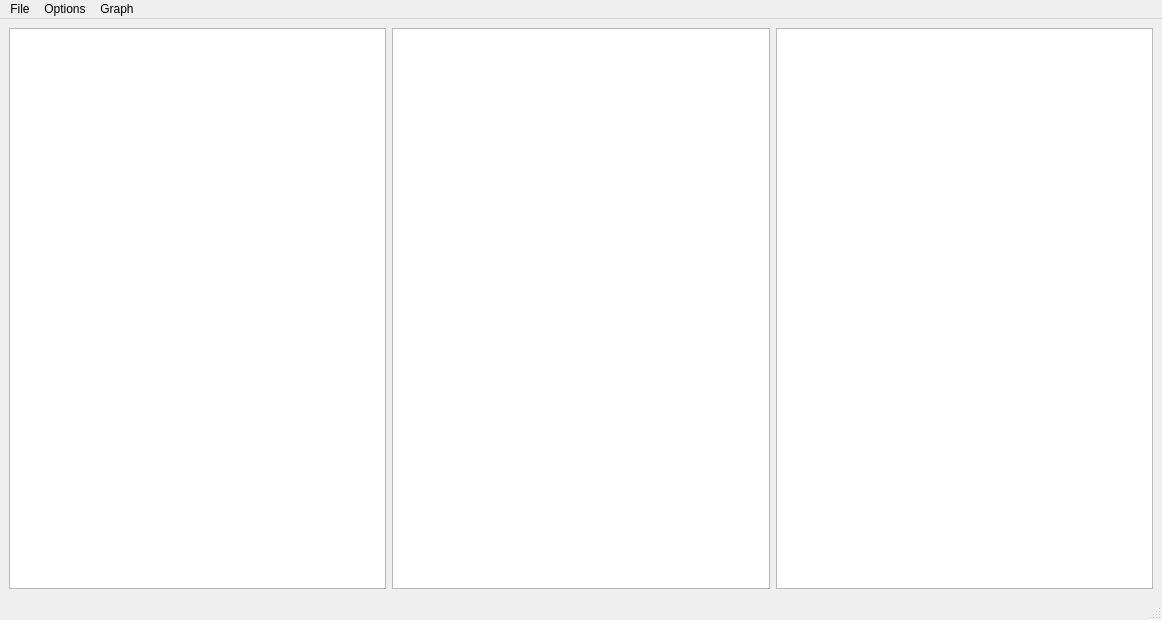
First picture: the form in magicPlot.ui, repository benji77fr/magicPlot, before the edit.
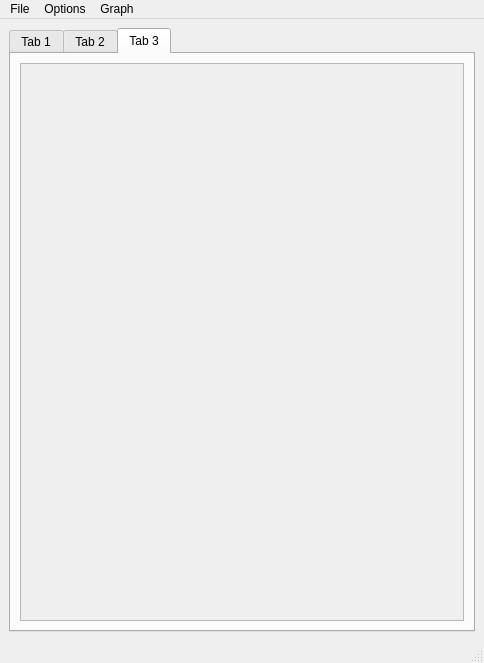
Second picture: the form after the edit. The open tabs and pages were chosen to show the change.

Patch:
```diff
--- a/magicPlot.ui
+++ b/magicPlot.ui
@@ -6,8 +6,8 @@
    <rect>
     <x>0</x>
     <y>0</y>
-    <width>1162</width>
-    <height>620</height>
+    <width>484</width>
+    <height>663</height>
    </rect>
   </property>
   <property name="windowTitle">
@@ -17,27 +17,67 @@
    <property name="enabled">
     <bool>true</bool>
    </property>
-   <layout class="QHBoxLayout" name="horizontalLayout_3" stretch="1,1,1">
+   <layout class="QHBoxLayout" name="horizontalLayout_3" stretch="0">
+    <item>
+     <widget class="QTabWidget" name="tabWidget">
+      <property name="currentIndex">
+       <number>0</number>
+      </property>
+      <widget class="QWidget" name="tab">
+       <attribute name="title">
+        <string>Tab 1</string>
+       </attribute>
+       <layout class="QHBoxLayout" name="horizontalLayout_4">
     <item>
      <layout class="QHBoxLayout" name="horizontalLayout">
       <item>
-       <widget class="QTableView" name="tableView"/>
+           <widget class="QTableView" name="tableView">
+            <property name="enabled">
+             <bool>false</bool>
+            </property>
+           </widget>
       </item>
      </layout>
     </item>
-    <item>
-     <layout class="QHBoxLayout" name="horizontalLayout3">
-      <item>
-       <widget class="QTableView" name="tableView3"/>
-      </item>
-     </layout>
-    </item>
+       </layout>
+      </widget>
+      <widget class="QWidget" name="tab_2">
+       <attribute name="title">
+        <string>Tab 2</string>
+       </attribute>
+       <layout class="QHBoxLayout" name="horizontalLayout_2">
     <item>
      <layout class="QHBoxLayout" name="horizontalLayout2">
       <item>
-       <widget class="QTableView" name="tableView2"/>
-      </item>
-     </layout>
+           <widget class="QTableView" name="tableView2">
+            <property name="enabled">
+             <bool>false</bool>
+            </property>
+           </widget>
+          </item>
+         </layout>
+        </item>
+       </layout>
+      </widget>
+      <widget class="QWidget" name="tab_3">
+       <attribute name="title">
+        <string>Tab 3</string>
+       </attribute>
+       <layout class="QHBoxLayout" name="horizontalLayout_6">
+        <item>
+         <layout class="QHBoxLayout" name="horizontalLayout3">
+          <item>
+           <widget class="QTableView" name="tableView3">
+            <property name="enabled">
+             <bool>false</bool>
+            </property>
+           </widget>
+          </item>
+         </layout>
+        </item>
+       </layout>
+      </widget>
+     </widget>
     </item>
    </layout>
   </widget>
@@ -46,7 +86,7 @@
     <rect>
      <x>0</x>
      <y>0</y>
-     <width>1162</width>
+     <width>484</width>
      <height>22</height>
     </rect>
    </property>
```
Left out of the diff: 18 changed lines with no effect on the pictures. Lines whose indentation alone changed are shown as unchanged.
